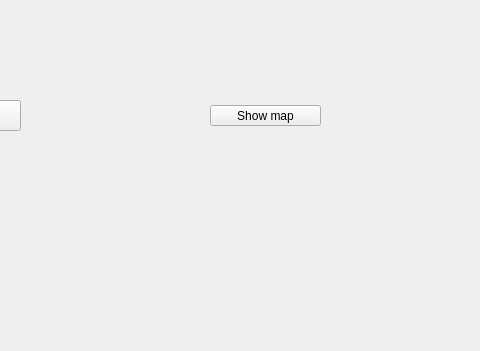
ellenyim8/project2, file mainwindow.ui: the form before one commit; both pictures show x 320 to 800 and y 0 to 351 of the 800 by 600 pixel window.
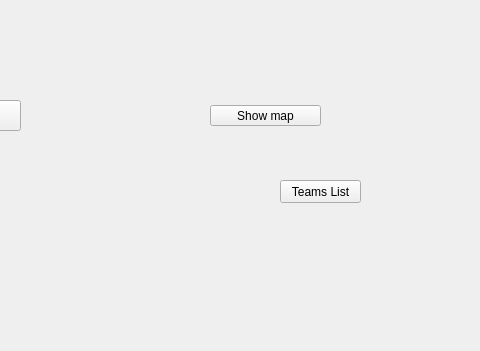
The form after the commit.

Diff of the .ui file:
```diff
--- a/mainwindow.ui
+++ b/mainwindow.ui
@@ -66,6 +66,19 @@
      <string>Show map</string>
     </property>
    </widget>
+   <widget class="QPushButton" name="pushButton">
+    <property name="geometry">
+     <rect>
+      <x>600</x>
+      <y>180</y>
+      <width>81</width>
+      <height>23</height>
+     </rect>
+    </property>
+    <property name="text">
+     <string>Teams List</string>
+    </property>
+   </widget>
   </widget>
   <widget class="QMenuBar" name="menubar">
    <property name="geometry">
```
Left out of the diff: 2 changed lines with no effect on the pictures.
